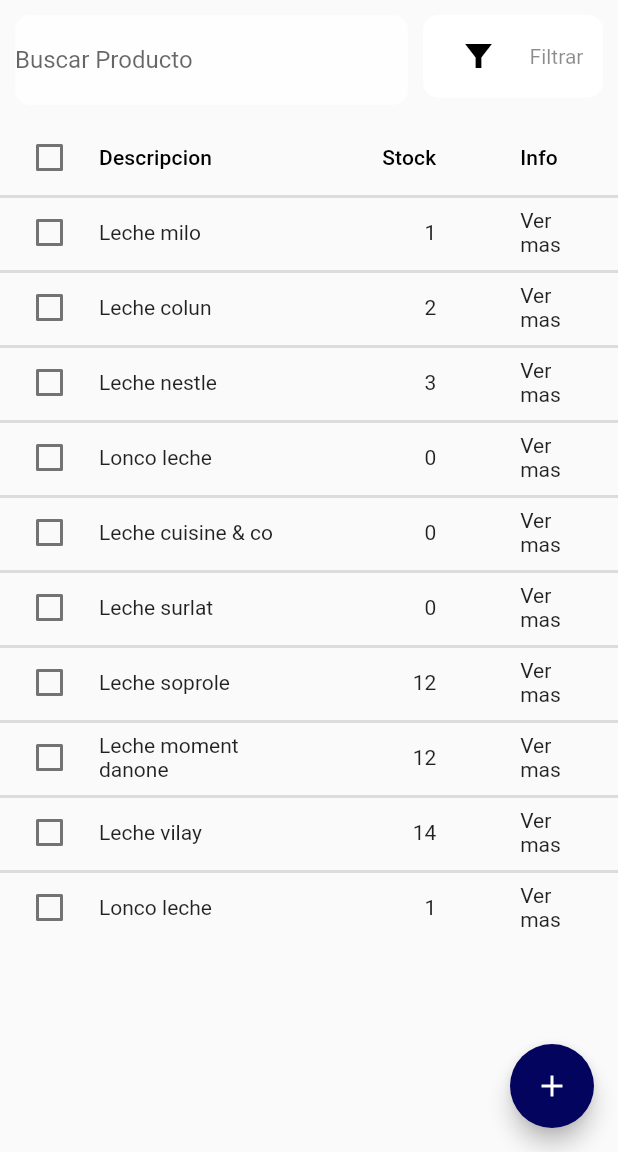
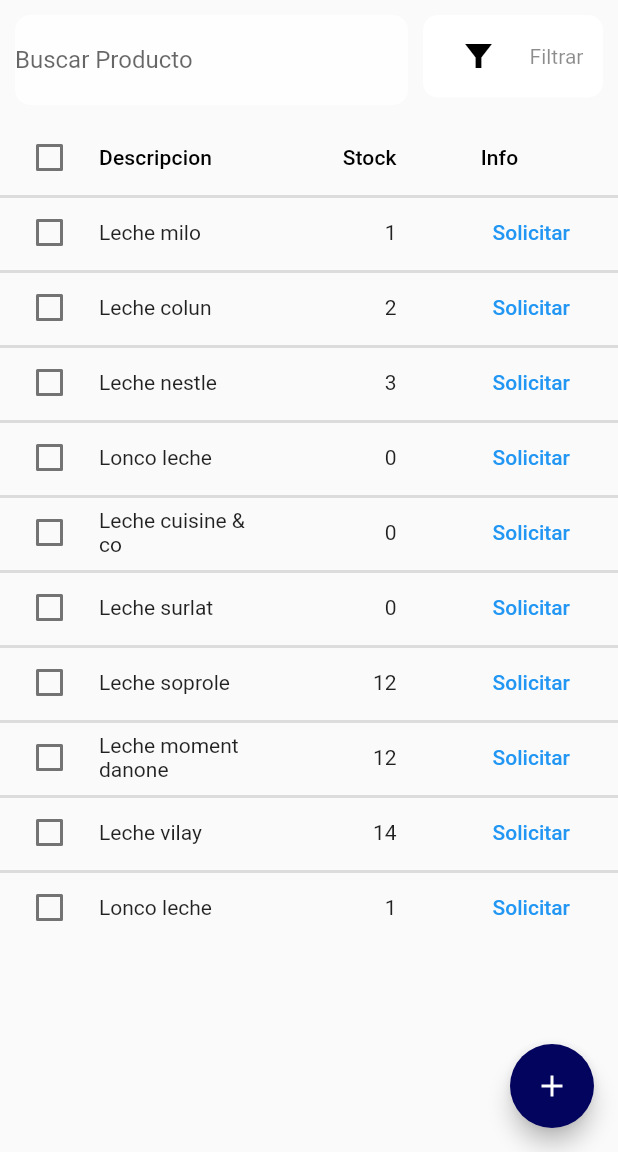
Before and after one commit to CristobalP1/AppBodega, a Flutter app: the screen it shows after launch, on a phone screen of 412 x 824 dp, the part 84-1236 px from its top. Run offline on Flutter 3.47's test engine with Material 2 defaults, Android fonts, the phone set to English and light mode, and no system bars; drawn by our look-alikes of flutter_speed_dial.

Commit message:
fix-table

```diff
--- a/lib/widget/DataTableProducts/data_table_home.dart
+++ b/lib/widget/DataTableProducts/data_table_home.dart
@@ -1,5 +1,8 @@
 import 'package:flutter/material.dart';
+import 'package:flutter_application_1/screens/Products/info_product_screen.dart';
 import 'package:flutter_application_1/widget/DataTableProducts/products.dart';
+
+import '../../screens/Providers/see_vendors_screen.dart';
 
 class CreateTableProductsHome extends StatefulWidget {
   const CreateTableProductsHome({Key? key}) : super(key: key);
@@ -46,6 +49,29 @@ class _CreateTableProductsHomeState extends State<CreateTableProductsHome> {
                     (products) => DataRow(
                       selected: products.selected,
                       onSelectChanged: (s) {
+                        Navigator.push(
+                            context,
+                            MaterialPageRoute(
+                                builder: (context) =>
+                                    const InfoProductScreen()));
+                        setState(() {
+                          products.selected = s!;
+                        });
+                      },
+                      cells: [
+                        DataCell(
+                          Text(
+                            products.descripcion,
+                          ),
+                        ),
+                        DataCell(
+                          Text(
+                            products.stock,
+                          ),
+                        ),
+                        DataCell(
+                          TextButton(
+                              onPressed: () {
                                 showDialog(
                                     context: context,
                                     builder: (context) => AlertDialog(
@@ -64,29 +90,13 @@ class _CreateTableProductsHomeState extends State<CreateTableProductsHome> {
                                             ),
                                           ],
                                           title: const Text('Alerta De Stock'),
-                                  contentPadding: const EdgeInsets.all(20.0),
+                                          contentPadding:
+                                              const EdgeInsets.all(20.0),
                                           content: const Text(
                                               '¿Estas seguro que deseas solicitar mas unidades de este producto?'),
                                         ));
-                        setState(() {
-                          products.selected = s!;
-                        });
                               },
-                      cells: [
-                        DataCell(
-                          Text(
-                            products.descripcion,
-                          ),
-                        ),
-                        DataCell(
-                          Text(
-                            products.stock,
-                          ),
-                        ),
-                        DataCell(
-                          Text(
-                            products.info,
-                          ),
+                              child: Text('Solicitar')),
                         ),
                       ],
                     ),
```
Lines whose indentation alone changed are shown as unchanged.
